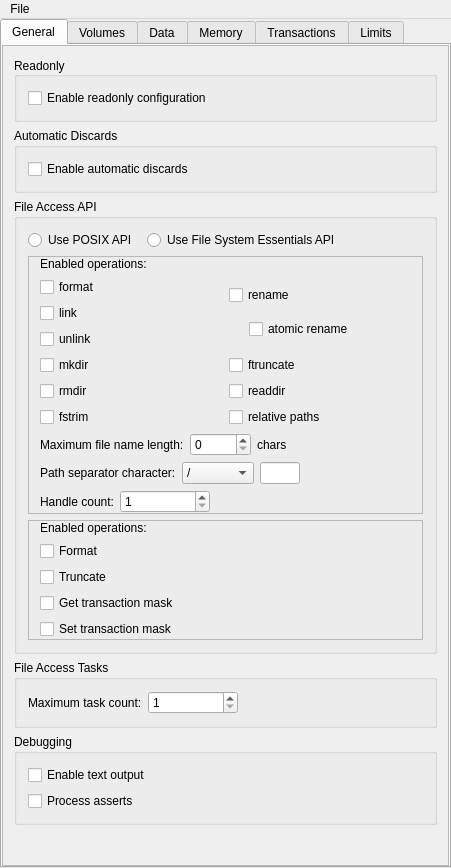
Qt form tools/config/ui/configwindow.ui (tuxera/reliance-edge) before a commit.
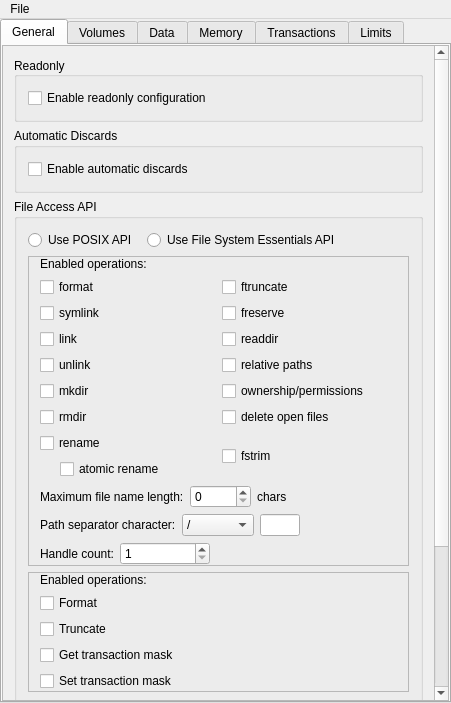
The same form after that commit. Custom widgets are drawn as their Qt base class.

Patch:
```diff
--- a/tools/config/ui/configwindow.ui
+++ b/tools/config/ui/configwindow.ui
@@ -7,7 +7,7 @@
     <x>0</x>
     <y>0</y>
     <width>451</width>
-    <height>868</height>
+    <height>703</height>
    </rect>
   </property>
   <property name="sizePolicy">
@@ -68,8 +68,8 @@
             <rect>
              <x>0</x>
              <y>0</y>
-             <width>443</width>
-             <height>811</height>
+             <width>431</width>
+             <height>902</height>
             </rect>
            </property>
            <layout class="QVBoxLayout" name="verticalLayout_11">
@@ -284,6 +284,20 @@
                         </item>
                        </layout>
                       </item>
+                      <item>
+                       <layout class="QHBoxLayout" name="horizontalLayout_2b">
+                        <item>
+                         <widget class="QCheckBox" name="cbPosixSymlink">
+                          <property name="toolTip">
+                           <string>&lt;html&gt;&lt;head/&gt;&lt;body&gt;&lt;p&gt;&lt;span style=&quot; font-weight:600;&quot;&gt;What it means: &lt;/span&gt;This setting determines whether the symbolic link APIs will be available: red_symlink() and red_readlink().&lt;/p&gt;&lt;p&gt;&lt;span style=&quot; font-weight:600;&quot;&gt;Guidance:&lt;/span&gt; If you plan to create symbolic links in your application, enable this setting; otherwise, disable it to reduce code size.&lt;/p&gt;&lt;/body&gt;&lt;/html&gt;</string>
+                          </property>
+                          <property name="text">
+                           <string>symlink</string>
+                          </property>
+                         </widget>
+                        </item>
+                       </layout>
+                      </item>
                       <item>
                        <layout class="QHBoxLayout" name="horizontalLayout_2">
                         <item>
@@ -341,46 +355,6 @@
                        </layout>
                       </item>
                       <item>
-                       <layout class="QHBoxLayout" name="horizontalLayout_8">
-                        <item>
-                         <widget class="QCheckBox" name="cbPosixFstrim">
-                          <property name="toolTip">
-                           <string>&lt;html&gt;&lt;head/&gt;&lt;body&gt;&lt;p&gt;&lt;span style=&quot; font-weight:600;&quot;&gt;What it means:&lt;/span&gt; This setting determines whether the red_fstrim() API will be available.  Enabling this setting implicitly enables the block device discard mechanism.&lt;/p&gt;&lt;p&gt;&lt;span style=&quot; font-weight:600;&quot;&gt;Guidance:&lt;/span&gt; If you plan to delete directories in your application, enable this setting; otherwise, disable it to reduce code size. red_rmdir() shares most of its code with red_unlink(), so the difference in code size is small unless both APIs are enabled or disabled.&lt;/p&gt;&lt;/body&gt;&lt;/html&gt;</string>
-                          </property>
-                          <property name="text">
-                           <string>fstrim</string>
-                          </property>
-                         </widget>
-                        </item>
-                        <item>
-                         <widget class="WarningBtn" name="wbtnFstrim" native="true">
-                          <property name="sizePolicy">
-                           <sizepolicy hsizetype="Fixed" vsizetype="Ignored">
-                            <horstretch>0</horstretch>
-                            <verstretch>0</verstretch>
-                           </sizepolicy>
-                          </property>
-                          <property name="minimumSize">
-                           <size>
-                            <width>0</width>
-                            <height>0</height>
-                           </size>
-                          </property>
-                          <property name="maximumSize">
-                           <size>
-                            <width>18</width>
-                            <height>16777215</height>
-                           </size>
-                          </property>
-                         </widget>
-                        </item>
-                       </layout>
-                      </item>
-                     </layout>
-                    </item>
-                    <item>
-                     <layout class="QVBoxLayout" name="verticalLayout_8">
-                      <item>
                        <widget class="QFrame" name="framePosixRenames">
                         <layout class="QVBoxLayout" name="vlayPosixRenames">
                          <property name="leftMargin">
@@ -432,6 +406,10 @@
                         </layout>
                        </widget>
                       </item>
+                     </layout>
+                    </item>
+                    <item>
+                     <layout class="QVBoxLayout" name="verticalLayout_8">
                       <item>
                        <layout class="QHBoxLayout" name="horizontalLayout_17">
                         <item>
@@ -446,6 +424,20 @@
                         </item>
                        </layout>
                       </item>
+                      <item>
+                       <layout class="QHBoxLayout" name="horizontalLayout_17b">
+                        <item>
+                         <widget class="QCheckBox" name="cbPosixFreserve">
+                          <property name="toolTip">
+                           <string>&lt;html&gt;&lt;head/&gt;&lt;body&gt;&lt;p&gt;&lt;span style=&quot; font-weight:600;&quot;&gt;What it means:&lt;/span&gt; This setting determines whether the red_freserve() API will be available.&lt;/p&gt;&lt;p&gt;&lt;span style=&quot; font-weight:600;&quot;&gt;Guidance:&lt;/span&gt; red_freserve() allows an application to temporarily reserve space for an upcoming sequential write. If you are not planning to use red_freserve(), it should be disabled to reduce code size.&lt;/p&gt;&lt;/body&gt;&lt;/html&gt;</string>
+                          </property>
+                          <property name="text">
+                           <string>freserve</string>
+                          </property>
+                         </widget>
+                        </item>
+                       </layout>
+                      </item>
                       <item>
                        <layout class="QHBoxLayout" name="horizontalLayout_18">
                         <item>
@@ -474,6 +466,70 @@
                         </item>
                        </layout>
                       </item>
+                      <item>
+                       <layout class="QHBoxLayout" name="horizontalLayout_22b">
+                        <item>
+                         <widget class="QCheckBox" name="cbPosixOwnerPerm">
+                          <property name="toolTip">
+                           <string>&lt;html&gt;&lt;head/&gt;&lt;body&gt;&lt;p&gt;&lt;span style=&quot; font-weight:600;&quot;&gt;What it means: &lt;/span&gt;This setting determines whether Reliance Edge will support storing, setting, and reading an owner (UID), group (GID), and permissions for each file and directory. The permissions include the read/write/execute permissions for user/group/other (0777) and additionally the setgid, setuid, and sticky bits (07000). In addition to storing these fields, this setting also enables enforcement of permissions as per POSIX rules; when permission is denied, a RED_EACCES error is returned.&lt;/p&gt;&lt;p&gt;This setting determines whether the following APIs will be available:&lt;/p&gt;&lt;p&gt;- red_open2()&lt;br/&gt;- red_mkdir2()&lt;br/&gt;- red_chmod()&lt;br/&gt;- red_fchmodat()&lt;br/&gt;- red_fchmod()&lt;br/&gt;- red_chown()&lt;br/&gt;- red_fchmodat()&lt;br/&gt;- red_fchown()&lt;/p&gt;&lt;p&gt;This setting also determines whether the mode parameter for red_openat() and red_mkdirat() is honored (when this setting is disabled, the mode is ignored).&lt;/p&gt;&lt;p&gt;&lt;span style=&quot; font-weight:600;&quot;&gt;Guidance: &lt;/span&gt;Enabling this setting is only recommended on embedded RTOSes which implement a VFS with POSIX file system interfaces; these tend to be relatively &amp;quot;high end&amp;quot; systems. Many embedded RTOSes have no concept of users or groups, and in such environments, POSIX ownership and permissions are meaningless and this setting should be disabled.&lt;/p&gt;&lt;/body&gt;&lt;/html&gt;</string>
+                          </property>
+                          <property name="text">
+                           <string>ownership/permissions</string>
+                          </property>
+                         </widget>
+                        </item>
+                       </layout>
+                      </item>
+                      <item>
+                       <layout class="QHBoxLayout" name="horizontalLayout_22c">
+                        <item>
+                         <widget class="QCheckBox" name="cbDeleteOpen">
+                          <property name="toolTip">
+                           <string>&lt;html&gt;&lt;head/&gt;&lt;body&gt;&lt;p&gt;&lt;span style=&quot; font-weight:600;&quot;&gt;What it means: &lt;/span&gt;Whether to allow an open file or directory to be deleted, with the completion of the deletion deferred until the file or directory is closed. This setting determines whether the red_freeorphans() API will be available.&lt;/p&gt;&lt;p&gt;&lt;span style=&quot; font-weight:600;&quot;&gt;Guidance: &lt;/span&gt;This can be enabled to support applications which expect this behavior, which is required by POSIX. A common use for this feature is temporary files: the temporary file is deleted while it is open so that it will be freed automatically when it is closed. If the applications do not deliberately delete files and directories which are open, then this feature should be disabled to reduce code size and to prevent accidental deletions of files and directories which are still being used.&lt;/p&gt;&lt;/body&gt;&lt;/html&gt;</string>
+                          </property>
+                          <property name="text">
+                           <string>delete open files</string>
+                          </property>
+                         </widget>
+                        </item>
+                       </layout>
+                      </item>
+                      <item>
+                       <layout class="QHBoxLayout" name="horizontalLayout_8">
+                        <item>
+                         <widget class="QCheckBox" name="cbPosixFstrim">
+                          <property name="toolTip">
+                           <string>&lt;html&gt;&lt;head/&gt;&lt;body&gt;&lt;p&gt;&lt;span style=&quot; font-weight:600;&quot;&gt;What it means:&lt;/span&gt; This setting determines whether the red_fstrim() API will be available.  Enabling this setting implicitly enables the block device discard mechanism.&lt;/p&gt;&lt;p&gt;&lt;span style=&quot; font-weight:600;&quot;&gt;Guidance:&lt;/span&gt; If you plan to delete directories in your application, enable this setting; otherwise, disable it to reduce code size. red_rmdir() shares most of its code with red_unlink(), so the difference in code size is small unless both APIs are enabled or disabled.&lt;/p&gt;&lt;/body&gt;&lt;/html&gt;</string>
+                          </property>
+                          <property name="text">
+                           <string>fstrim</string>
+                          </property>
+                         </widget>
+                        </item>
+                        <item>
+                         <widget class="WarningBtn" name="wbtnFstrim" native="true">
+                          <property name="sizePolicy">
+                           <sizepolicy hsizetype="Fixed" vsizetype="Ignored">
+                            <horstretch>0</horstretch>
+                            <verstretch>0</verstretch>
+                           </sizepolicy>
+                          </property>
+                          <property name="minimumSize">
+                           <size>
+                            <width>0</width>
+                            <height>0</height>
+                           </size>
+                          </property>
+                          <property name="maximumSize">
+                           <size>
+                            <width>18</width>
+                            <height>16777215</height>
+                           </size>
+                          </property>
+                         </widget>
+                        </item>
+                       </layout>
+                      </item>
                      </layout>
                     </item>
                    </layout>
```
Left out of the diff: 54 changed lines with no effect on the pictures.
